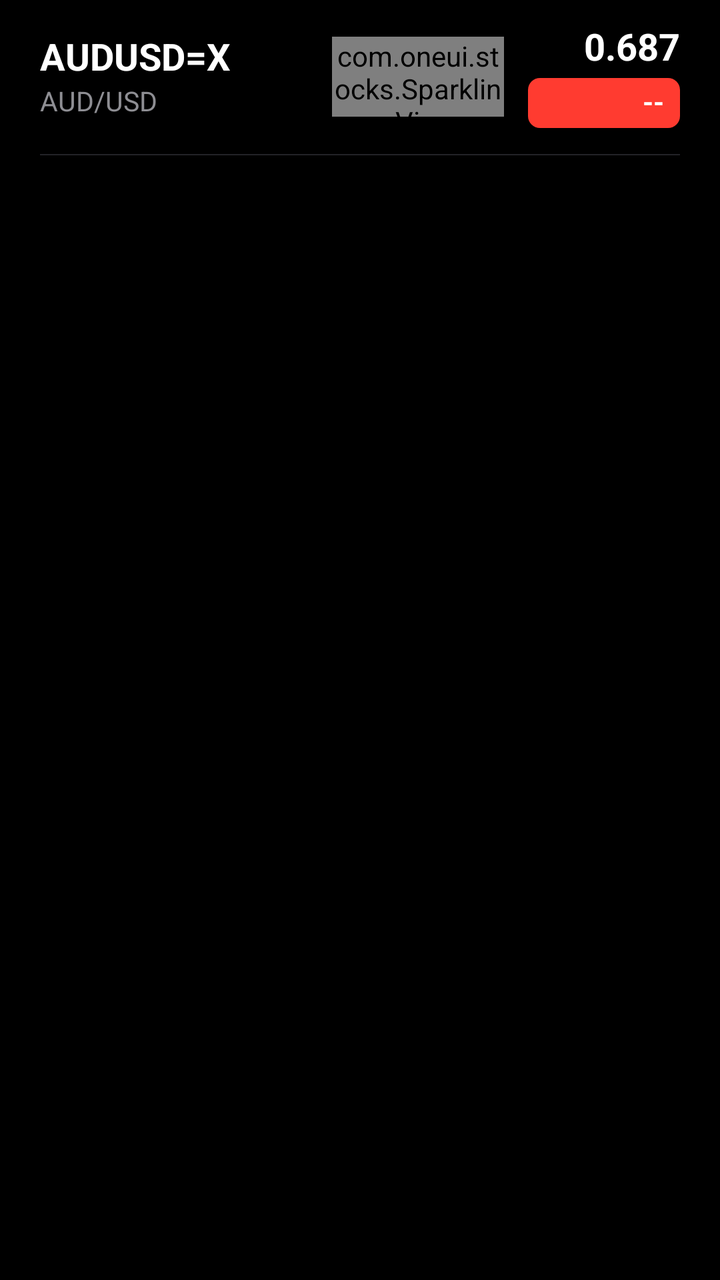
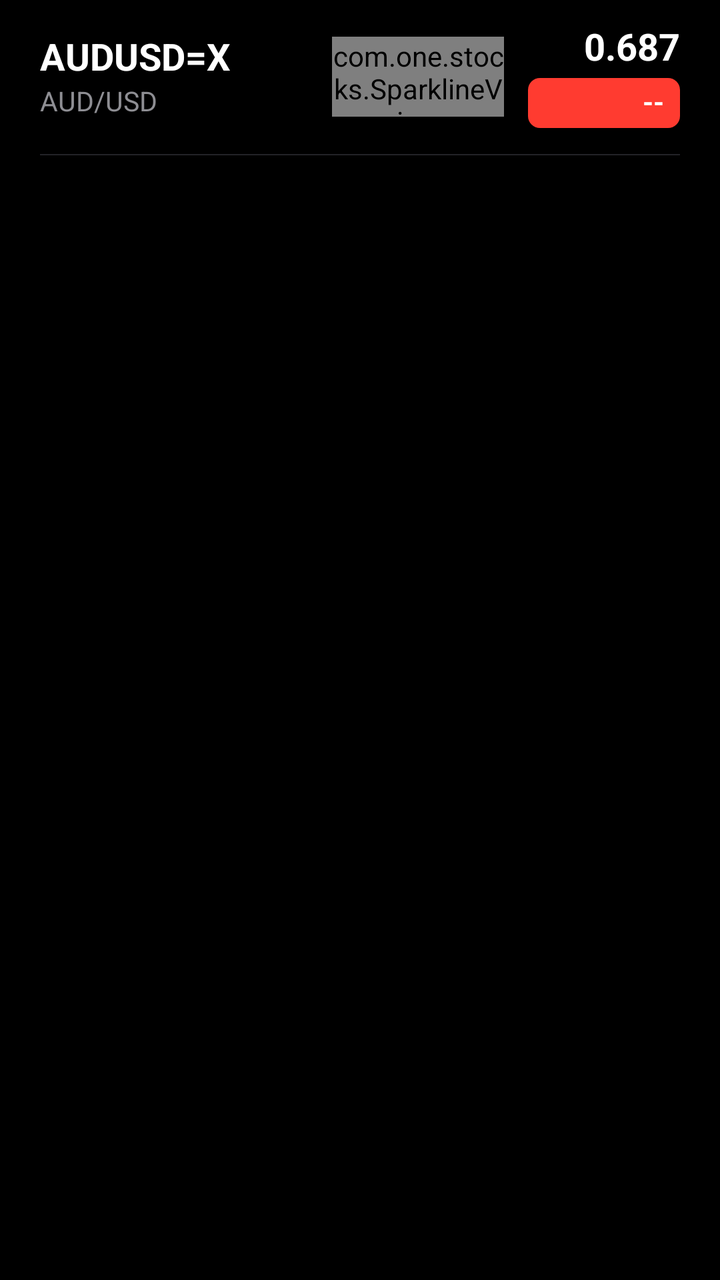

Two renders of the same Android screen: before a commit and after it. Below are the layout's source before the change and the commit's diff.
<!-- AndroidManifest.xml: application theme Theme.OneUIStocks -->
<!-- res/layout/item_stock_row.xml -->
<?xml version="1.0" encoding="utf-8"?>
<LinearLayout xmlns:android="http://schemas.android.com/apk/res/android"
    android:layout_width="match_parent"
    android:layout_height="wrap_content"
    android:background="?attr/selectableItemBackground"
    android:clickable="true"
    android:focusable="true"
    android:orientation="vertical">

    <LinearLayout
        android:layout_width="match_parent"
        android:layout_height="wrap_content"
        android:gravity="center_vertical"
        android:orientation="horizontal"
        android:paddingStart="20dp"
        android:paddingTop="13dp"
        android:paddingEnd="20dp"
        android:paddingBottom="13dp">

        
        <ImageButton
            android:id="@+id/btn_remove_row"
            android:layout_width="34dp"
            android:layout_height="34dp"
            android:layout_marginEnd="12dp"
            android:background="?attr/selectableItemBackgroundBorderless"
            android:contentDescription="Remove from watchlist"
            android:padding="4dp"
            android:src="@drawable/ic_remove_circle"
            android:visibility="gone" />

        
        <LinearLayout
            android:layout_width="0dp"
            android:layout_height="wrap_content"
            android:layout_weight="1.15"
            android:orientation="vertical">

            <TextView
                android:id="@+id/tv_symbol"
                android:layout_width="wrap_content"
                android:layout_height="wrap_content"
                android:ellipsize="end"
                android:includeFontPadding="false"
                android:maxLines="1"
                android:text="AUDUSD=X"
                android:textColor="#FFFFFFFF"
                android:textSize="18.5sp"
                android:textStyle="bold" />

            <TextView
                android:id="@+id/tv_name"
                android:layout_width="wrap_content"
                android:layout_height="wrap_content"
                android:layout_marginTop="3dp"
                android:ellipsize="end"
                android:includeFontPadding="false"
                android:maxLines="1"
                android:text="AUD/USD"
                android:textColor="#FF8E8E93"
                android:textSize="13.5sp" />
        </LinearLayout>

        
        <com.oneui.stocks.SparklineView
            android:id="@+id/sparkline_view"
            android:layout_width="86dp"
            android:layout_height="40dp"
            android:layout_marginStart="8dp"
            android:layout_marginEnd="12dp" />

        
        <LinearLayout
            android:layout_width="wrap_content"
            android:layout_height="wrap_content"
            android:gravity="end"
            android:orientation="vertical">

            <TextView
                android:id="@+id/tv_price"
                android:layout_width="wrap_content"
                android:layout_height="wrap_content"
                android:gravity="end"
                android:includeFontPadding="false"
                android:maxLines="1"
                android:text="0.687"
                android:textColor="#FFFFFFFF"
                android:textSize="18.5sp"
                android:textStyle="bold" />

            <TextView
                android:id="@+id/tv_badge"
                android:layout_width="76dp"
                android:layout_height="25dp"
                android:layout_marginTop="4dp"
                android:background="@drawable/bg_badge_red"
                android:gravity="center_vertical|end"
                android:includeFontPadding="false"
                android:maxLines="1"
                android:paddingStart="8dp"
                android:paddingEnd="8dp"
                android:text="--"
                android:textColor="#FFFFFFFF"
                android:textSize="13.5sp"
                android:textStyle="bold" />
        </LinearLayout>

    </LinearLayout>

    
    <View
        android:id="@+id/row_divider"
        android:layout_width="match_parent"
        android:layout_height="0.8dp"
        android:layout_marginStart="20dp"
        android:layout_marginEnd="20dp"
        android:background="#FF232327" />

</LinearLayout>
<!-- resources referenced by this layout -->
<resources>
  <!-- drawable bg_badge_red (drawable) -->
  <?xml version="1.0" encoding="utf-8"?>
  <shape xmlns:android="http://schemas.android.com/apk/res/android"
      android:shape="rectangle">
      <solid android:color="#FFFF3B30" />
      <corners android:radius="6dp" />
  </shape>
  <!-- drawable ic_remove_circle (drawable) -->
  <?xml version="1.0" encoding="utf-8"?>
  <vector xmlns:android="http://schemas.android.com/apk/res/android"
      android:width="24dp"
      android:height="24dp"
      android:viewportWidth="24"
      android:viewportHeight="24">
      <path
          android:fillColor="#FFFF3B30"
          android:pathData="M12,2C6.48,2 2,6.48 2,12s4.48,10 10,10 10,-4.48 10,-10S17.52,2 12,2z" />
      <path
          android:strokeColor="#FFFFFFFF"
          android:strokeWidth="2.4"
          android:strokeLineCap="round"
          android:pathData="M7.5,12h9" />
  </vector>
  <style name="Theme.OneUIStocks" parent="Theme.MaterialComponents.DayNight.NoActionBar">
          <item name="android:statusBarColor">@color/oneui_bg_black</item>
          <item name="android:navigationBarColor">@color/oneui_bg_black</item>
          <item name="android:windowBackground">@color/oneui_bg_black</item>
          <item name="android:windowLightStatusBar">false</item>
          <item name="colorPrimary">@color/oneui_accent_blue</item>
          <item name="colorPrimaryVariant">@color/oneui_bg_black</item>
          <item name="colorOnPrimary">@color/oneui_text_primary</item>
      </style>
  <color name="oneui_bg_black">#FF000000</color>
  <color name="oneui_accent_blue">#FF387AFF</color>
  <color name="oneui_text_primary">#FFFFFFFF</color>
</resources>

<!-- the commit's change to res/layout/item_stock_row.xml (unified diff, before → after) -->
@@ -62,7 +62,7 @@
         </LinearLayout>
 
         
-        <com.oneui.stocks.SparklineView
+        <com.one.stocks.SparklineView
             android:id="@+id/sparkline_view"
             android:layout_width="86dp"
             android:layout_height="40dp"
